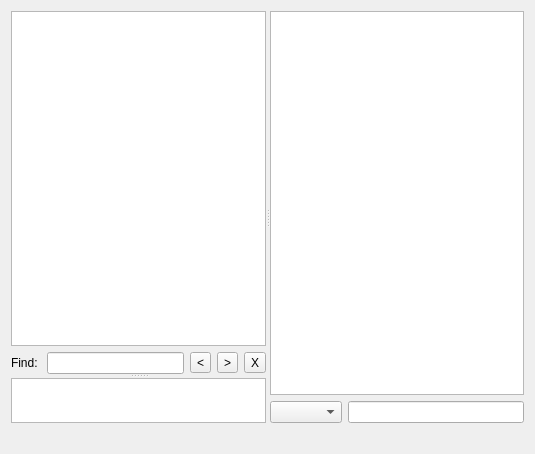
The window that eiskaltdcpp/ui/HubFrame.ui (eiskaltdcpp/eiskaltdcpp) describes before a commit, drawn with Qt 5.
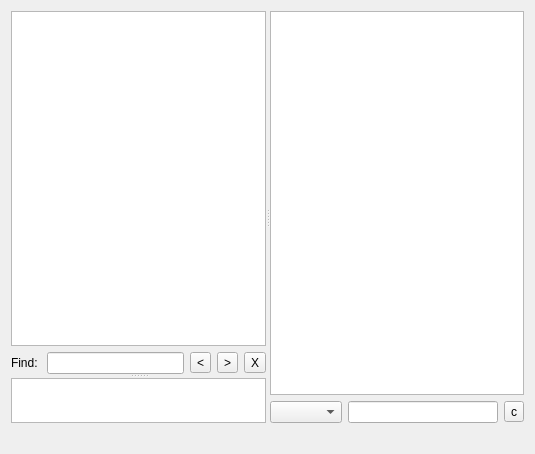
The same window after the commit.

Commit message: fixed issue #79 Примечание: лучше использовать стандартные высокоуровневые механизмы Qt, а не обрабатывать события "вручную", используюя eventFilter().

```diff
--- a/eiskaltdcpp/ui/HubFrame.ui
+++ b/eiskaltdcpp/ui/HubFrame.ui
@@ -13,7 +13,7 @@
   <property name="windowTitle">
    <string>Form</string>
   </property>
-  <layout class="QVBoxLayout" name="verticalLayout_2">
+  <layout class="QVBoxLayout" name="verticalLayout_3">
    <item>
     <widget class="QSplitter" name="splitter_2">
      <property name="sizePolicy">
@@ -120,15 +120,9 @@
        </property>
       </widget>
      </widget>
-     <widget class="QWidget" name="layoutWidget">
-      <layout class="QGridLayout" name="gridLayout">
-       <item row="1" column="0">
-        <widget class="QComboBox" name="comboBox_COLUMNS"/>
-       </item>
-       <item row="1" column="1">
-        <widget class="QLineEdit" name="lineEdit_FILTER"/>
-       </item>
-       <item row="0" column="0" colspan="2">
+     <widget class="QWidget" name="">
+      <layout class="QVBoxLayout" name="verticalLayout_2">
+       <item>
         <widget class="QTreeView" name="treeView_USERS">
          <property name="sizePolicy">
           <sizepolicy hsizetype="Preferred" vsizetype="Expanding">
@@ -156,6 +150,26 @@
          </property>
         </widget>
        </item>
+       <item>
+        <layout class="QHBoxLayout" name="horizontalLayout_2">
+         <item>
+          <widget class="QComboBox" name="comboBox_COLUMNS"/>
+         </item>
+         <item>
+          <widget class="QLineEdit" name="lineEdit_FILTER"/>
+         </item>
+         <item>
+          <widget class="QToolButton" name="toolButton_CLEAR_FILTER">
+           <property name="toolTip">
+            <string>Clear filter</string>
+           </property>
+           <property name="text">
+            <string>c</string>
+           </property>
+          </widget>
+         </item>
+        </layout>
+       </item>
       </layout>
      </widget>
     </widget>
```
Left out of the diff: 19 changed lines with no effect on the pictures. The commit also changes 2 other files.
